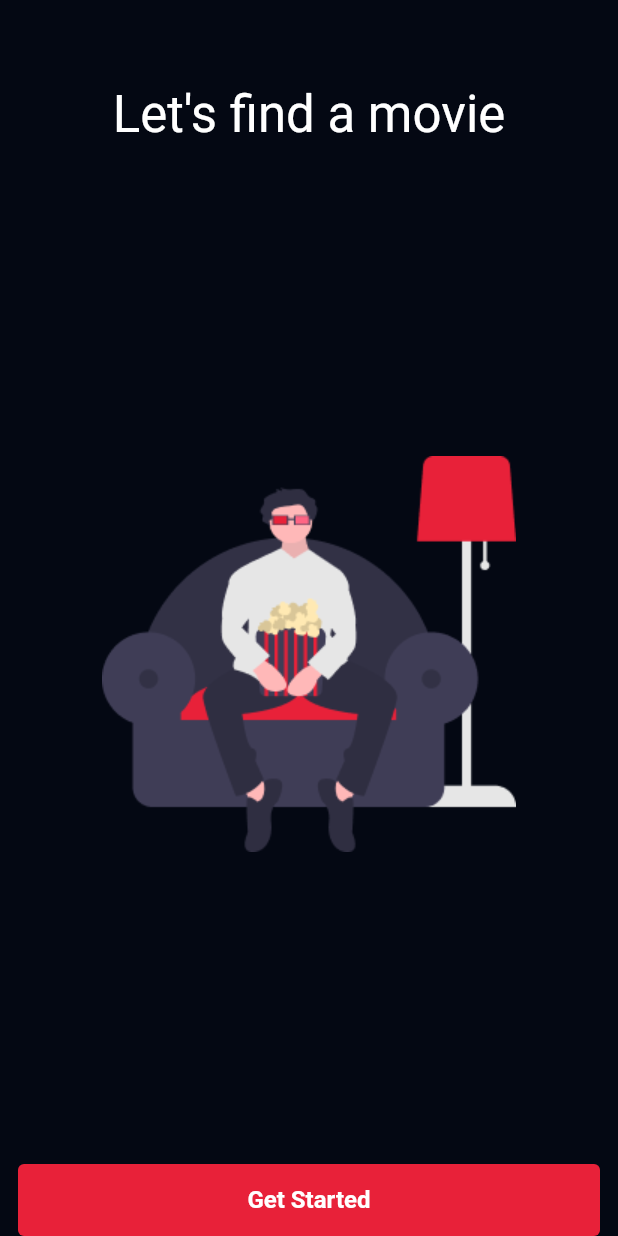
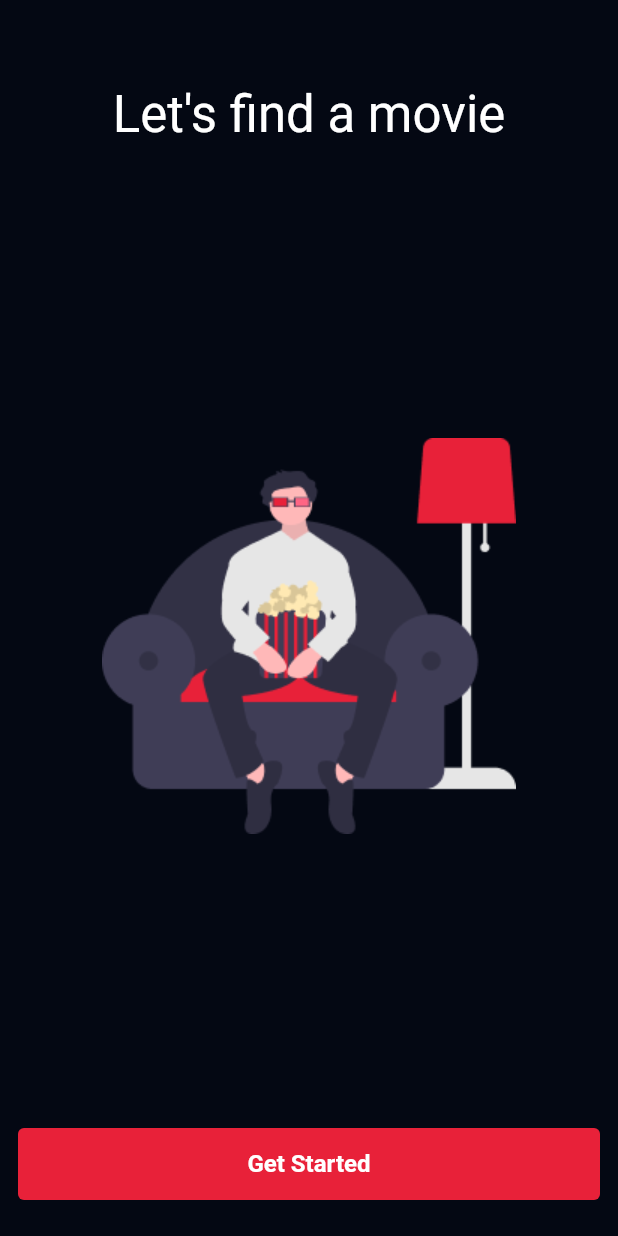
Before and after one commit to MilicTG/movie_recommendation_app, a Flutter app: the screen it shows after launch, on a phone screen of 412 x 824 dp. Run offline on Flutter 3.47's test engine with Material 2 defaults, Android fonts, the phone set to English and light mode, and no system bars.

Commit message:
Update landing_screen.dart

```diff
--- a/lib/features/movie_flow/landing/landing_screen.dart
+++ b/lib/features/movie_flow/landing/landing_screen.dart
@@ -1,5 +1,6 @@
 import 'package:flutter/material.dart';
 
+import '../../../core/constants.dart';
 import '../../../core/widgets/primary_button.dart';
 
 class LandingScreen extends StatelessWidget {
@@ -31,6 +32,9 @@ class LandingScreen extends StatelessWidget {
               onPressed: nextPage,
               text: 'Get Started',
             ),
+            const SizedBox(
+              height: kMediumSpacing,
+            ),
           ],
         ),
       ),
```
